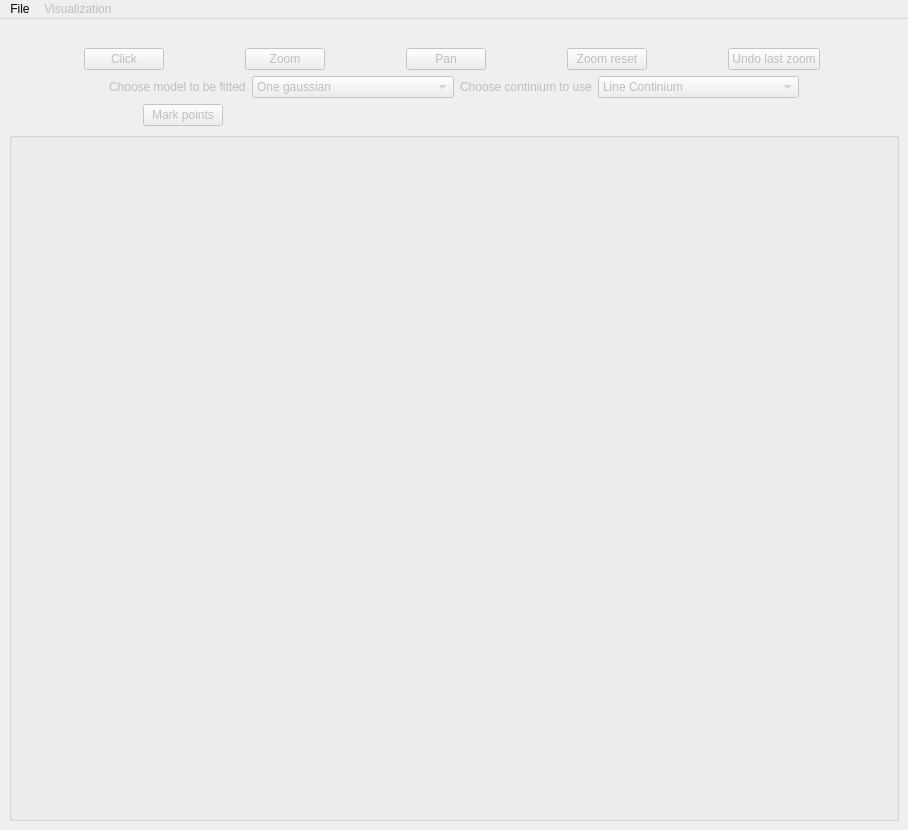
Above: astrocabtools/fit_line/src/ui/fit_line.ui from AlejandroGorgues/AstroCabTools before the change. Below: the same form after it.
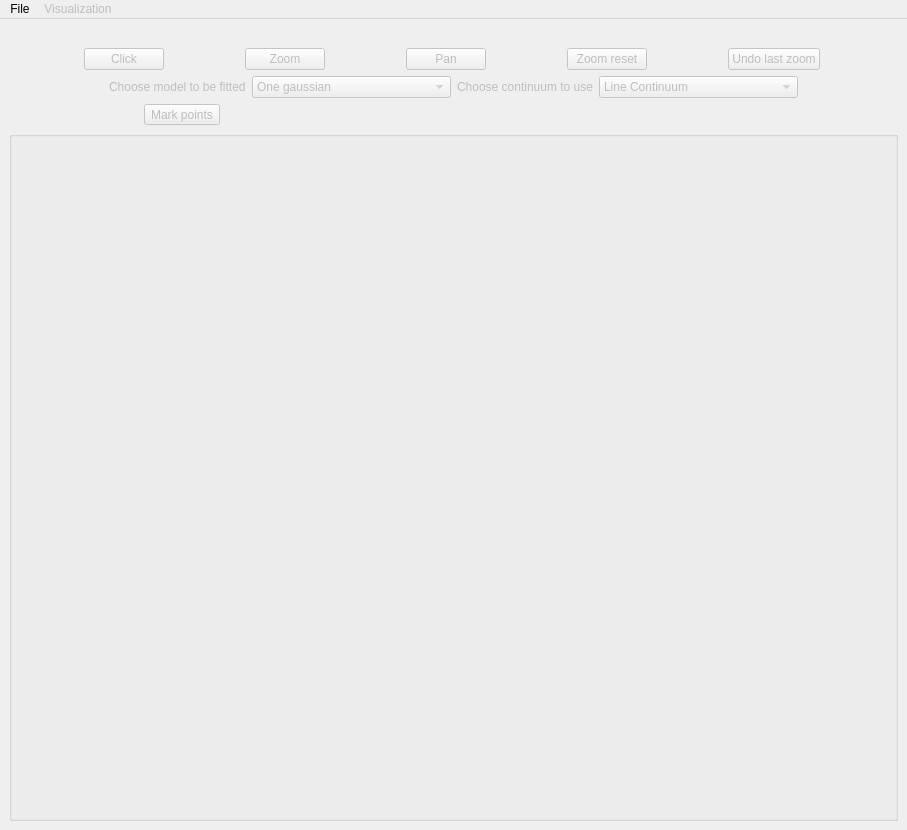
That is the form after the change.

Commit message: feat: Added possibility to make lorentz, lorentz + gauss, line, and quadratic (with third component being 1) fix: Delete cubeAns auxiliary rectangle aperture representation refactor: modify fitLine model structure to facilitate the integration of new models to be fitted

```diff
--- a/astrocabtools/fit_line/src/ui/fit_line.ui
+++ b/astrocabtools/fit_line/src/ui/fit_line.ui
@@ -6,7 +6,7 @@
    <rect>
     <x>0</x>
     <y>0</y>
-    <width>908</width>
+    <width>907</width>
     <height>830</height>
    </rect>
   </property>
@@ -85,7 +85,7 @@
            </sizepolicy>
           </property>
           <property name="text">
-           <string>Choose continium to use</string>
+           <string>Choose continuum to use</string>
           </property>
           <property name="alignment">
            <set>Qt::AlignRight|Qt::AlignTrailing|Qt::AlignVCenter</set>
@@ -105,7 +105,12 @@
           </property>
           <item>
            <property name="text">
-            <string>Line Continium</string>
+            <string>Line Continuum</string>
+           </property>
+          </item>
+          <item>
+           <property name="text">
+            <string>Quadratic Continuum</string>
            </property>
           </item>
          </widget>
@@ -115,22 +120,22 @@
       <item row="3" column="0">
        <layout class="QHBoxLayout" name="horizontalLayout_2">
         <item>
-         <widget class="QPushButton" name="pointsGenerationButton">
+         <widget class="QToolButton" name="markPointsToolButton">
           <property name="enabled">
            <bool>false</bool>
           </property>
-          <property name="sizePolicy">
-           <sizepolicy hsizetype="Fixed" vsizetype="Fixed">
-            <horstretch>0</horstretch>
-            <verstretch>0</verstretch>
-           </sizepolicy>
-          </property>
-          <property name="focusPolicy">
-           <enum>Qt::NoFocus</enum>
-          </property>
           <property name="text">
            <string>Mark points</string>
           </property>
+          <property name="checkable">
+           <bool>true</bool>
+          </property>
+          <property name="checked">
+           <bool>false</bool>
+          </property>
+          <property name="toolButtonStyle">
+           <enum>Qt::ToolButtonTextOnly</enum>
+          </property>
          </widget>
         </item>
         <item>
@@ -313,7 +318,7 @@
     <rect>
      <x>0</x>
      <y>0</y>
-     <width>908</width>
+     <width>907</width>
      <height>21</height>
     </rect>
    </property>
```
Left out of the diff: 19 changed lines with no effect on the pictures. The commit also changes 24 other files.
